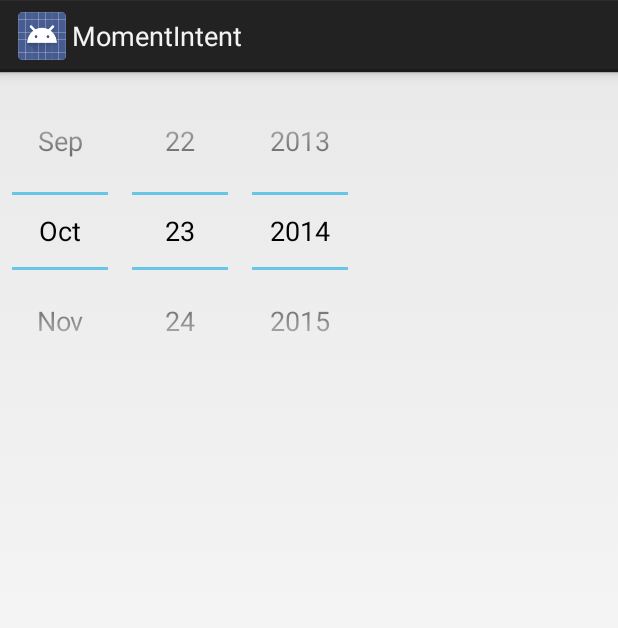
After one commit to caihsiao/AndroidPlayground, an Android app: the layout fragment_date_picker.xml on its own in the app's theme, with its tools: preview values and no code run, on a phone screen of 412 x 824 dp. The commit adds this screen. Shown: the top 628 px of the screen. Run offline under Robolectric (Android 15) with nearby library versions, the phone set to English and light mode, and no system bars.

Commit message:
add dialog to fragment, unfinished. missing sending back to momentFragment

```diff
--- /dev/null
+++ b/MomentIntent/app/src/main/res/layout/fragment_date_picker.xml
@@ -0,0 +1,9 @@
+<DatePicker xmlns:android="http://schemas.android.com/apk/res/android"
+    xmlns:tools="http://schemas.android.com/tools"
+    android:layout_width="wrap_content"
+    android:layout_height="wrap_content"
+    android:id="@+id/dialog_date_datePicker"
+    android:calendarViewShown="false"
+    tools:context="com.example.caihsiao.momentintent.DatePickerFragment">
+
+</DatePicker>
--- a/MomentIntent/app/src/main/res/values/strings.xml
+++ b/MomentIntent/app/src/main/res/values/strings.xml
@@ -11,5 +11,6 @@
     <string name="hello_blank_fragment">Hello blank fragment</string>
     <string name="title_activity_moment_list">MomentListActivity</string>
     <string name="hello_world">Hello world!</string>
+    <string name="date_picker_title">Date of Moment:</string>
 
 </resources>
```
Also changed, not shown: MomentIntent/app/src/main/java/com/example/caihsiao/momentintent/DatePickerFragment.java (added, +68 -0 lines), MomentIntent/app/src/main/java/com/example/caihsiao/momentintent/MomentFragment.java (+12 -9 lines).
